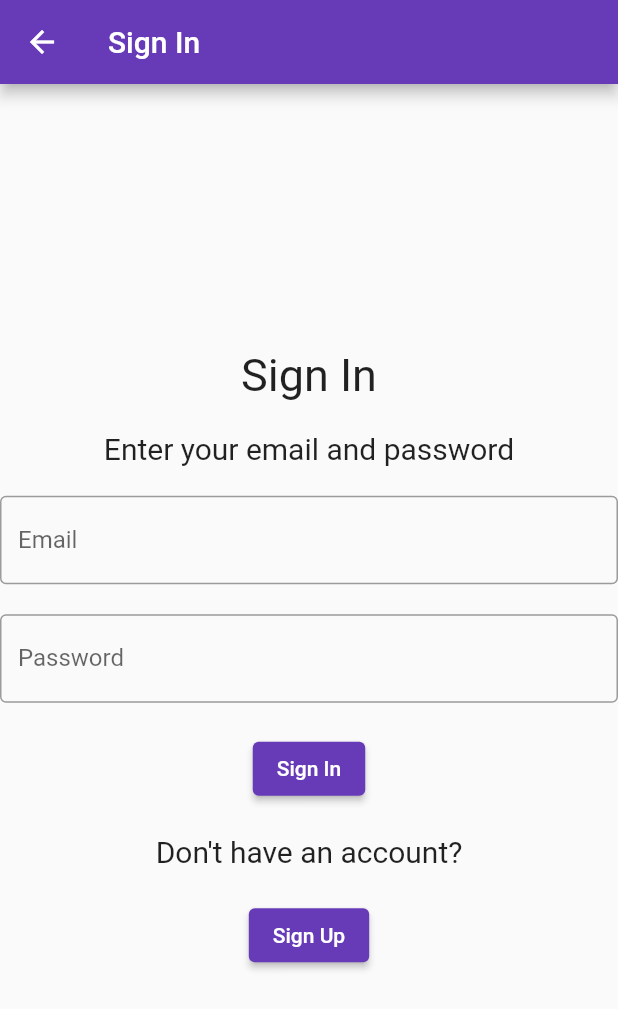
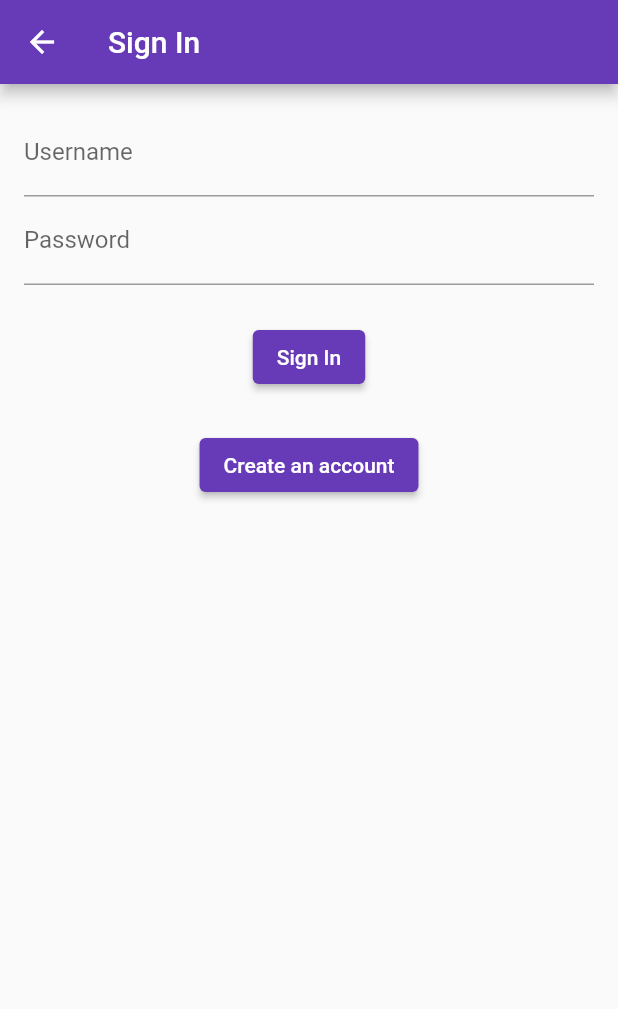
Before and after one commit to QuentinRoa1/HabitTrackerApp, a Flutter app: the screen it shows after launch, after a tap on the "person" icon, on a phone screen of 412 x 824 dp. Shown: the top 1009 px of the screen. Run offline on Flutter 3.47's test engine with Material 2 defaults, Android fonts, the phone set to English and light mode, and no system bars; our stand-ins replace flutter_spinkit, flutter_svg, go_router, hive_flutter, shared_preferences; accounts and stored records are empty; network calls fail.

Commit message:
What I've changed

```diff
--- a/Front End/lib/main.dart
+++ b/Front End/lib/main.dart
@@ -5,23 +5,23 @@ import 'package:hive_flutter/hive_flutter.dart';
 import 'package:habit_tracker/screens/sign_in_screen.dart';
 import 'package:habit_tracker/screens/sign_up_screen.dart';
 import 'package:habit_tracker/screens/task_list_screen.dart';
+import 'package:habit_tracker/screens/calendar_screen.dart';
+import 'package:habit_tracker/screens/statistics_screen.dart';
+import 'package:habit_tracker/screens/leaderboard_screen.dart';
 
 void main() async {
   WidgetsFlutterBinding.ensureInitialized();
 
   await Hive.initFlutter();
   var tasksName = 'Tasks';
-  var usersName = 'Users';
 
   await Hive.openBox(tasksName);
-  await Hive.openBox(usersName);
-  runApp(MyApp(tasksDBName: tasksName, usersDBName: usersName,));
+  runApp(MyApp(tasksDBName: tasksName));
 }
 
 class MyApp extends StatelessWidget {
   String tasksDBName;
-  String usersDBName;
-  MyApp({Key? key, required this.tasksDBName, required this.usersDBName}) : super(key: key);
+  MyApp({Key? key, required this.tasksDBName}) : super(key: key);
 
   @override
   Widget build(BuildContext context) {
@@ -32,9 +32,12 @@ class MyApp extends StatelessWidget {
       ),
       home: TaskList(dbname: tasksDBName),
       routes: {
-        '/sign_up_screen': (context) => SignUpScreen(signing_db_name: usersDBName),
-        '/sign_in_screen': (context) => SignInScreen(signing_db_name: usersDBName),
+        '/sign_up_screen': (context) => SignUpScreen(),
+        '/sign_in_screen': (context) => SignInScreen(),
         '/task_list_screen': (context) => TaskList(dbname: tasksDBName),
+        '/calendar_screen': (context) => CalendarView(),
+        '/statistics_screen': (context) => StatisticsView(),
+        '/leaderboard_screen': (context) => LeaderboardView(),
       },
     );
   }
--- a/Front End/lib/screens/sign_in_screen.dart
+++ b/Front End/lib/screens/sign_in_screen.dart
@@ -1,20 +1,52 @@
-// TODO IMPLEMENT SIGN IN SCREEN
+import 'dart:convert';
+import 'package:crypto/crypto.dart';
 import 'package:flutter/material.dart';
-
+import 'package:http/http.dart' as http;
+import 'package:path_provider/path_provider.dart';
+import 'package:shared_preferences/shared_preferences.dart';
+import 'package:habit_tracker/util/session.dart';
 class SignInScreen extends StatefulWidget {
-  String signing_db_name;
-
-  SignInScreen({Key? key, required this.signing_db_name}) : super(key: key);
-
-
   @override
-  _SignInScreenState createState() => _SignInScreenState(dbname: signing_db_name);
+  _SignInScreenState createState() => _SignInScreenState();
 }
 
 class _SignInScreenState extends State<SignInScreen> {
-  final String dbname;
+  final GlobalKey<FormState> _formKey = GlobalKey<FormState>();
+  final TextEditingController _userController = TextEditingController();
+  final TextEditingController _passwordController = TextEditingController();
 
-  _SignInScreenState({required this.dbname});
+  bool _isLoading = false;
+
+  Future<void> _submitForm() async {
+    setState(() {
+      _isLoading = true;
+    });
+
+    final String user = _userController.text.trim();
+    var password = sha256.convert(utf8.encode(_passwordController.text.trim()));
+    var url = Uri.parse('http://vasycia.com/ASE485/api/auth.php?username=${user}&password=${password}');
+
+    final http.Response response = await http.get(
+      url);
+
+    setState(() {
+      _isLoading = false;
+    });
+
+    if (response.statusCode == 200) {
+      final responseData = json.decode(response.body);
+      final id = (responseData[0]['id']);
+      final session = (responseData[0]['session']);
+      AuthPreferences.saveIdAndSession(int.parse(id),session);
+      Navigator.pushNamed(context, '/task_list_screen');
+    } else{
+      ScaffoldMessenger.of(context).showSnackBar(
+          SnackBar(
+            content: Text('Username or password is incorrect'),
+            duration: const Duration(seconds: 2),
+          ),);
+    }
+  }
 
   @override
   Widget build(BuildContext context) {
@@ -22,53 +54,57 @@ class _SignInScreenState extends State<SignInScreen> {
       appBar: AppBar(
         title: const Text('Sign In'),
       ),
-      body: Center(
+      body: Padding(
+        padding: const EdgeInsets.all(16.0),
+        child: Form(
+          key: _formKey,
           child: Column(
-          mainAxisAlignment: MainAxisAlignment.center,
-          children: [
-            const Text(
-              'Sign In',
-              style: TextStyle(fontSize: 30),
+            crossAxisAlignment: CrossAxisAlignment.stretch,
+            children: <Widget>[
+              TextFormField(
+                controller: _userController,
+                keyboardType: TextInputType.emailAddress,
+                decoration: const InputDecoration(
+                  labelText: 'Username',
                 ),
-            const SizedBox(height: 20),
-            const Text(
-              'Enter your email and password',
-              style: TextStyle(fontSize: 20),
+                validator: (String? value) {
+                  if (value == null || value.isEmpty) {
+                    return 'Please enter your Username';
+                  }
+                  return null;
+                },
               ),
-            const SizedBox(height: 20),
-            const TextField(
-              decoration: InputDecoration(
-                border: OutlineInputBorder(),
-                labelText: 'Email',
-              ),
-            ),
-            const SizedBox(height: 20),
-            const TextField(
-              decoration: InputDecoration(
-                border: OutlineInputBorder(),
+              TextFormField(
+                controller: _passwordController,
+                obscureText: true,
+                decoration: const InputDecoration(
                   labelText: 'Password',
                 ),
+                validator: (String? value) {
+                  if (value == null || value.isEmpty) {
+                    return 'Please enter your password';
+                  }
+                  return null;
+                },
               ),
-            const SizedBox(height: 20),
+              const SizedBox(height: 24.0),
+              Center(child:
+              ElevatedButton(
+                onPressed: _isLoading ? null : _submitForm,
+                child: _isLoading
+                    ? const CircularProgressIndicator()
+                    : const Text('Sign In'),
+              ),),
+              const SizedBox(height: 24.0),
+              Center(child:
               ElevatedButton(
                 onPressed: () {
-                Navigator.pop(context);
+                Navigator.pushNamed(context, '/sign_up_screen');
                 },
-              child: const Text('Sign In'),
-            ),
-            const SizedBox(height: 20),
-            const Text(
-              'Don\'t have an account?',
-              style: TextStyle(fontSize: 20),
-            ),
-            const SizedBox(height: 20),
-            ElevatedButton(
-              onPressed: () {
-                Navigator.popAndPushNamed(context, '/sign_up_screen');
-              },
-              child: const Text('Sign Up'),
+                child: Text('Create an account'),),
               ),
             ],
+          ),
         ),
       ),
     );
--- a/Front End/lib/screens/task_list_screen.dart
+++ b/Front End/lib/screens/task_list_screen.dart
@@ -9,6 +9,7 @@ import 'package:habit_tracker/ui/cardwidget.dart';
 import 'package:habit_tracker/util/dbhelper.dart';
 import 'package:habit_tracker/screens/sign_in_screen.dart';
 import 'package:habit_tracker/ui/searchbar.dart';
+import 'package:habit_tracker/ui/navbar.dart';
 
 // Home Page
 class TaskList extends StatefulWidget {
@@ -25,13 +26,24 @@ class _TaskListState extends State<TaskList> {
   final String dbname;
   late var db;
   late var show;
-  int _selectedIndex = 0;
+  int selectedIndex = 0;
+  void onClicked(int index) {
+    final routes = ['/task_list_screen','/calendar_screen','/leaderboard_screen','/statistics_screen'];
+    setState(() {
+      selectedIndex = index;
+    }
+    );
+    if (selectedIndex != 0){
+      Navigator.pushNamed(context,routes[selectedIndex]);
+    }
+  }
 
   _TaskListState({required this.dbname}) {
     _items = [];
     db = Database(db: dbname);
     show = ShowForm(db: db, refreshItems: _refreshItems);
   }
+
   @override
   void initState() {
     super.initState();
@@ -55,12 +67,6 @@ class _TaskListState extends State<TaskList> {
     _refreshItems();
   }
 
-  void _onItemTapped(int index) {
-    setState(() {
-      _selectedIndex = index;
-    });
-  }
-
   @override
   Widget build(BuildContext context) {
     return Scaffold(
@@ -77,7 +83,7 @@ class _TaskListState extends State<TaskList> {
               context,
               MaterialPageRoute(
                 builder: (context) {
-                  return SignInScreen(signing_db_name: "Sign In");
+                  return SignInScreen();
                 },
               ),
             ),
@@ -114,30 +120,8 @@ class _TaskListState extends State<TaskList> {
         onPressed: () async => await show.showForm(context, null),
         label: const Text("New Task"),
       ),
-      bottomNavigationBar: BottomNavigationBar(
-        items: const <BottomNavigationBarItem>[
-          BottomNavigationBarItem(
-            icon: Icon(Icons.home),
-            label: 'Home',
-          ),
-          BottomNavigationBarItem(
-            icon: Icon(Icons.calendar_month),
-            label: 'Calendar',
-          ),
-          BottomNavigationBarItem(
-            icon: Icon(Icons.format_list_numbered),
-            label: 'Leaderboard',
-          ),
-          BottomNavigationBarItem(
-            icon: Icon(Icons.leaderboard),
-            label: 'Statistics',
-          ),
-        ],
-        currentIndex: _selectedIndex,
-        selectedItemColor: Color.fromARGB(255, 142, 16, 221),
-        onTap: _onItemTapped,
-        type: BottomNavigationBarType.fixed,
-      ),
+      bottomNavigationBar:
+          NavBar(selectedIndex: 0, onClicked: onClicked), // eventually the 0 should be replaced with selectedIndex and the nav bar shouold be on every page.
     );
   }
 }
--- a/Front End/lib/ui/cardwidget.dart
+++ b/Front End/lib/ui/cardwidget.dart
@@ -11,7 +11,7 @@ class CardWidget extends StatelessWidget {
   @override
   Widget build(BuildContext context) {
     return Card(
-      color: Color.fromARGB(168, 67, 76, 81),
+      color: Color.fromARGB(117, 148, 157, 162),
       margin: const EdgeInsets.all(8),
       elevation: 3,
       child: ListTile(
--- /dev/null
+++ b/Front End/lib/ui/navbar.dart
@@ -0,0 +1,34 @@
+import 'package:flutter/material.dart';
+
+class NavBar extends StatelessWidget {
+  final selectedIndex;
+  ValueChanged<int> onClicked;
+  NavBar({this.selectedIndex, required this.onClicked});
+  @override
+  Widget build(BuildContext context) {
+    return BottomNavigationBar(
+      items: const <BottomNavigationBarItem>[
+        BottomNavigationBarItem(
+          icon: Icon(Icons.home),
+          label: 'Home',
+        ),
+        BottomNavigationBarItem(
+          icon: Icon(Icons.calendar_month),
+          label: 'Calendar',
+        ),
+        BottomNavigationBarItem(
+          icon: Icon(Icons.format_list_numbered),
+          label: 'Leaderboard',
+        ),
+        BottomNavigationBarItem(
+          icon: Icon(Icons.leaderboard),
+          label: 'Statistics',
+        ),
+      ],
+      currentIndex: selectedIndex,
+      selectedItemColor: Color.fromARGB(255, 142, 16, 221),
+      type: BottomNavigationBarType.fixed,
+      onTap: onClicked,
+    );
+  }
+}
--- a/Front End/lib/util/dbhelper.dart
+++ b/Front End/lib/util/dbhelper.dart
@@ -8,16 +8,18 @@ class Database {
   late Box<dynamic> shoppingBox;
   Database({required this.db}) {
     shoppingBox = Hive.box(db);
-    print(shoppingBox.keys.toList());
   }
 
   List<Map<String, dynamic>> toList() {
     final data = shoppingBox.keys.map((key) {
       final value = shoppingBox.get(key);
       return {
-        "key": key, "date": value["date"],
-        "from": value['from'], "to":value['to'],
-        'task':value['task'],'tag':value['tag']
+        "key": key,
+        "date":value["date"],
+        "from": value['from'],
+        "to":value['to'],
+        "task":value['task'],
+        "tag":value['tag']
       };
     }).toList();
     return data;
--- a/Front End/pubspec.yaml
+++ b/Front End/pubspec.yaml
@@ -10,12 +10,14 @@ environment:
 dependencies:
   flutter:
     sdk: flutter
+  http: ^0.13.4
 
   cupertino_icons: ^1.0.2
   hive_flutter: ^1.1.0
   hive: ^2.2.3
   flutter_spinkit: ^5.1.0
-  table_calendar: ^3.0.9
+  table_calendar: ^3.0.0
+  shared_preferences: ^2.1.0
 
 dev_dependencies:
   flutter_test:
```
Also changed, not shown: Front End/lib/screens/calendar_screen.dart (added, +15 -0 lines), Front End/lib/screens/leaderboard_screen.dart (added, +47 -0 lines), Front End/lib/screens/sign_up_screen.dart (+85 -53 lines), Front End/lib/screens/statistics_screen.dart (added, +63 -0 lines), Front End/lib/util/session.dart (added, +28 -0 lines), Front End/pubspec.lock. Lines whose indentation alone changed are shown as unchanged.
